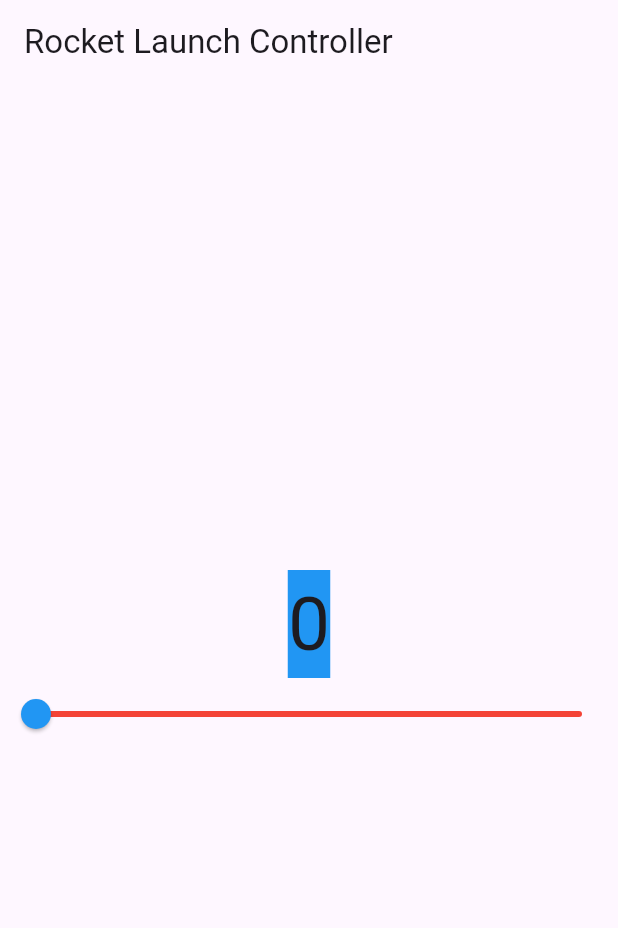
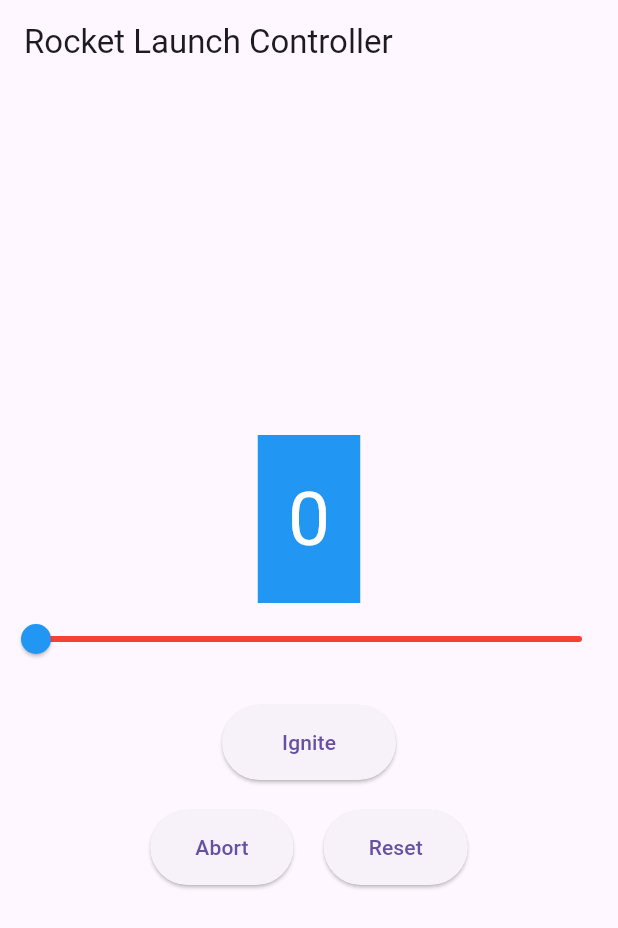
Before and after one commit to hasmika123/inclass6, a Flutter app: the screen it shows after launch, on a phone screen of 412 x 824 dp. Shown: the top 928 px of the screen. Run offline on Flutter 3.47's test engine with Material 3 defaults, Android fonts, the phone set to English and light mode, and no system bars.

Commit message:
Addition of Ignite, Abort and Reset buttons

```diff
--- a/lib/main.dart
+++ b/lib/main.dart
@@ -5,16 +5,13 @@ void main() => runApp(MyApp());
 class MyApp extends StatelessWidget {
   const MyApp({super.key});
 
-  // This widget is the root of your application.
   @override
   Widget build(BuildContext context) {
     return MaterialApp(
-      // Application name
       title: 'Rocket Launch Controller',
       theme: ThemeData(
         primarySwatch: Colors.blue,
       ),
-      // A widget that will be started on the application startup
       home: CounterWidget(),
     );
   }
@@ -26,8 +23,27 @@ class CounterWidget extends StatefulWidget {
 }
 
 class _CounterWidgetState extends State<CounterWidget> {
-  //set counter value
   int _counter = 0;
+
+  void _increment() {
+    setState(() {
+      _counter++;
+    });
+  }
+
+  void _decrement() {
+    setState(() {
+      if (_counter > 0) {
+        _counter--;
+      }
+    });
+  }
+
+  void _reset() {
+    setState(() {
+      _counter = 0;
+    });
+  }
 
   @override
   Widget build(BuildContext context) {
@@ -35,17 +51,16 @@ class _CounterWidgetState extends State<CounterWidget> {
       appBar: AppBar(
         title: const Text('Rocket Launch Controller'),
       ),
-//set up the widget alignement
       body: Column(
         mainAxisAlignment: MainAxisAlignment.center,
         children: [
           Center(
             child: Container(
+              padding: EdgeInsets.all(20),
               color: Colors.blue,
               child: Text(
-                //to displays current number
                 '$_counter',
-                style: TextStyle(fontSize: 50.0),
+                style: TextStyle(fontSize: 50.0, color: Colors.white),
               ),
             ),
           ),
@@ -61,6 +76,35 @@ class _CounterWidgetState extends State<CounterWidget> {
             activeColor: Colors.blue,
             inactiveColor: Colors.red,
           ),
+          SizedBox(height: 20),
+          ElevatedButton(
+            onPressed: _increment,
+            child: Text("Ignite"),
+            style: ElevatedButton.styleFrom(
+              padding: EdgeInsets.symmetric(horizontal: 40, vertical: 15),
+            ),
+          ),
+          SizedBox(height: 20),
+          Row(
+            mainAxisAlignment: MainAxisAlignment.center,
+            children: [
+              ElevatedButton(
+                onPressed: _decrement,
+                child: Text("Abort"),
+                style: ElevatedButton.styleFrom(
+                  padding: EdgeInsets.symmetric(horizontal: 30, vertical: 15),
+                ),
+              ),
+              SizedBox(width: 20),
+              ElevatedButton(
+                onPressed: _reset,
+                child: Text("Reset"),
+                style: ElevatedButton.styleFrom(
+                  padding: EdgeInsets.symmetric(horizontal: 30, vertical: 15),
+                ),
+              ),
+            ],
+          )
         ],
       ),
     );
```
